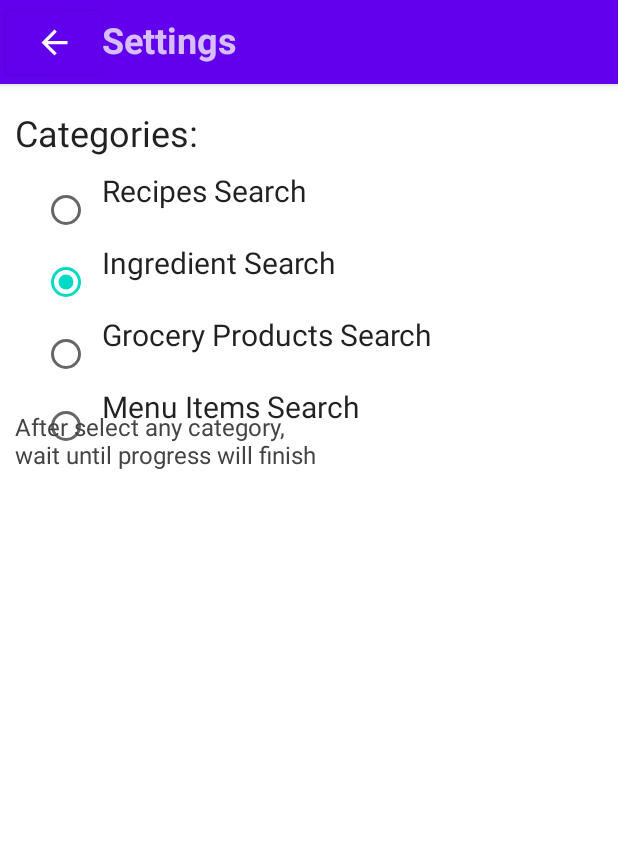
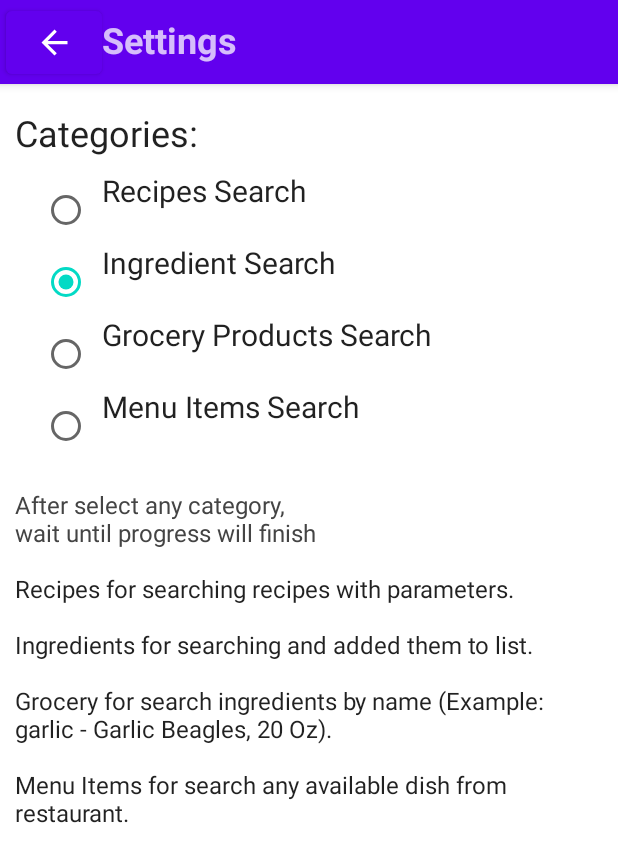
Before and after one commit to WhatuWannaDo/MyCard, an Android app built with Jetpack Compose: the SettingsTab screen opened through its navigation route, on a phone screen of 412 x 824 dp. Shown: the top 862 px of the screen. Run offline under Robolectric (Android 15) with nearby library versions, the phone set to English and light mode, and no system bars; our stand-ins replace Room's generated code; libraries missing offline, so code that uses them is left out: me.saket.swipe; missing, so only their content is drawn: SwipeableActionsBox; pictures from the network do not load.

Commit message:
minor updates(added some explanations for app in settings)

```diff
--- a/app/src/main/java/com/example/mycard/Project/ui/SettingsTab.kt
+++ b/app/src/main/java/com/example/mycard/Project/ui/SettingsTab.kt
@@ -94,8 +94,16 @@ fun ColumnSettings(sharedPrefs : SharedPreferences, progressState : MutableState
     Column(
         Modifier
             .fillMaxSize()
-            .padding(vertical = 220.dp, horizontal = 10.dp)) {
-        Text(text = "After select any category, \nwait until progress will finish", color = Color.DarkGray)
+            .padding(horizontal = 10.dp),
+        verticalArrangement = Arrangement.Center
+    ) {
+        Text(text = "After select any category, \nwait until progress will finish\n", color = Color.DarkGray)
+        Text(text =
+                "Recipes for searching recipes with parameters.\n\n" +
+                "Ingredients for searching and added them to list.\n\n" +
+                "Grocery for search ingredients by name (Example: garlic - Garlic Beagles, 20 Oz).\n\n" +
+                "Menu Items for search any available dish from restaurant."
+        )
     }
 }
 @DelicateCoroutinesApi
```
